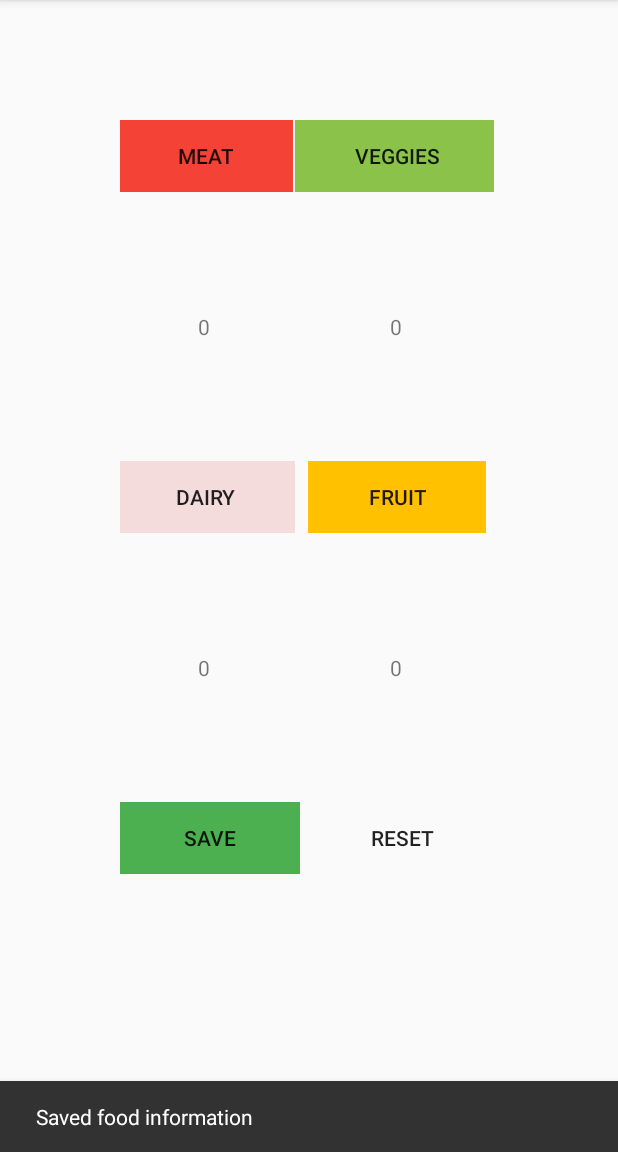
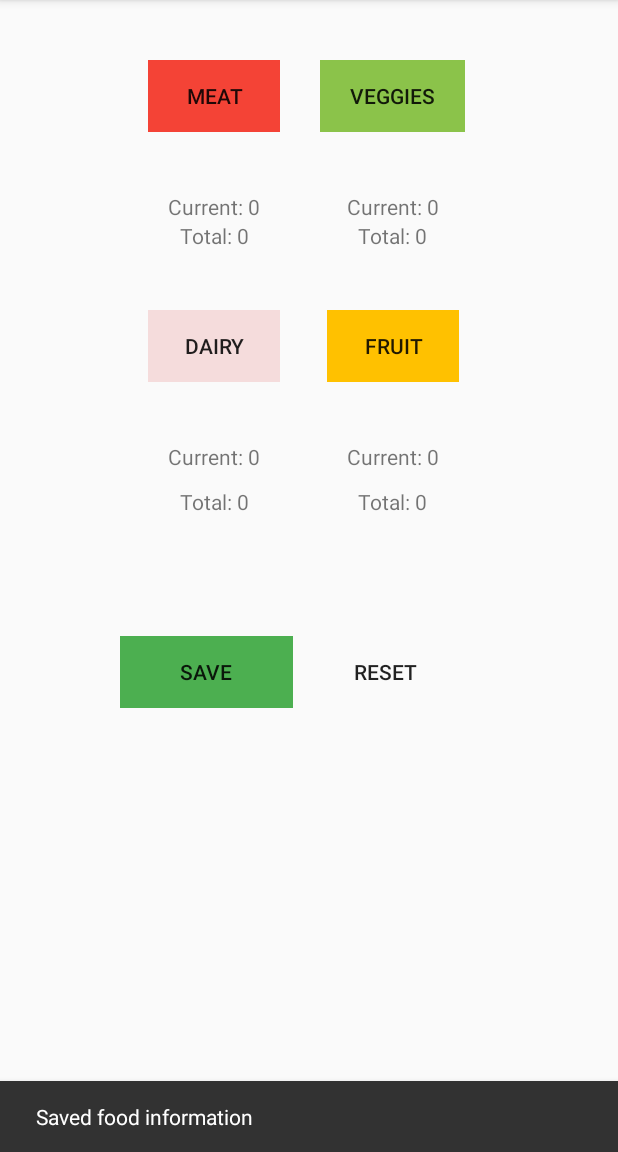
Before and after one commit to schucherta8/DietClash, an Android app: the LetsEat screen opened directly, with no data from a screen before it, after a tap on "SAVE", on a phone screen of 412 x 824 dp, the part 84-1236 px from its top. Run offline under Robolectric (Android 15) with nearby library versions, the phone set to English and light mode, and no system bars; 3 other taps on this screen came first.

Commit message:
Let's eat reads from DB but not correctly.

```diff
--- a/DietClash/app/src/main/java/com/diet/dietclash/LetsEat.java
+++ b/DietClash/app/src/main/java/com/diet/dietclash/LetsEat.java
@@ -19,6 +19,7 @@ import java.util.HashMap;
 
 public class LetsEat extends AppCompatActivity {
 
+    //Current Counts
     private TextView meatText;
     private TextView veggieText;
     private TextView fruitText;
@@ -27,6 +28,16 @@ public class LetsEat extends AppCompatActivity {
     private int veggieCount;
     private int fruitCount;
     private int dairyCount;
+
+    //Total Counts
+    private TextView dbMeatText;
+    private TextView dbVeggieText;
+    private TextView dbFruitText;
+    private TextView dbDairyText;
+    private int dbMeatCount;
+    private int dbVeggieCount;
+    private int dbFruitCount;
+    private int dbDairyCount;
 
     private FoodDBHelper helper;
     private SQLiteDatabase db;
@@ -46,6 +57,12 @@ public class LetsEat extends AppCompatActivity {
         veggieText = findViewById(R.id.currentVeggiesServing);
         fruitText = findViewById(R.id.currentFruitServing);
         dairyText = findViewById(R.id.currentDairyServing);
+
+        dbMeatText = findViewById(R.id.dbMeatServing);
+        dbVeggieText = findViewById(R.id.dbVeggiesServing);
+        dbFruitText = findViewById(R.id.dbFruitServing);
+        dbDairyText = findViewById(R.id.dbDairyServing);
+
         meatCount = veggieCount = fruitCount = dairyCount = 0;
 
         //db
@@ -53,7 +70,7 @@ public class LetsEat extends AppCompatActivity {
         db = helper.getWritableDatabase();
 
         // reading values in db. Leaving for now
-        /*String[] projection = {FoodEntryContract.FoodEntry.COLUMN_NAME_CATEGORY, FoodEntryContract.FoodEntry.COLUMN_NAME_AMOUNT};
+        String[] projection = {FoodEntryContract.FoodEntry.COLUMN_NAME_CATEGORY, FoodEntryContract.FoodEntry.COLUMN_NAME_AMOUNT};
         String[] args = {new SimpleDateFormat("yyyy-MM-dd").format(new Date())};
         Cursor cursor = db.query(FoodEntryContract.FoodEntry.TABLE_NAME, projection, FoodEntryContract.FoodEntry.COLUMN_NAME_DATE+"=?", args, null, null, null);
 
@@ -64,40 +81,58 @@ public class LetsEat extends AppCompatActivity {
                     cursor.getColumnIndexOrThrow(FoodEntryContract.FoodEntry.COLUMN_NAME_AMOUNT));
             switch(category) {
                 case MEAT_CATEGORY:
-                    meatCount = amount;
+                    dbMeatCount = amount;
                     break;
                 case VEGGIE_CATEGORY:
-                    veggieCount = amount;
+                    dbVeggieCount = amount;
                     break;
                 case FRUIT_CATEGORY:
-                    fruitCount = amount;
+                    dbFruitCount = amount;
                     break;
                 case DAIRY_CATEGORY:
-                    dairyCount = amount;
+                    dbDairyCount = amount;
                     break;
             }
 
         }
-        cursor.close();*/
+        cursor.close();
 
         //update text
-        this.updateMeat();
-        this.updateVeggie();
-        this.updateFruit();
-        this.updateDairy();
+        refreshAll();
     }
 
     private void updateMeat() {
-        meatText.setText(String.valueOf(meatCount));
+        String update = "Current: "+String.valueOf(meatCount);
+        meatText.setText(update);
     }
     private void updateVeggie() {
-        veggieText.setText(String.valueOf(veggieCount));
+        String update = "Current: "+String.valueOf(veggieCount);
+        veggieText.setText(update);
     }
     private void updateFruit() {
-        fruitText.setText(String.valueOf(fruitCount));
+        String update = "Current: "+String.valueOf(fruitCount);
+        fruitText.setText(update);
     }
     private void updateDairy() {
-        dairyText.setText(String.valueOf(dairyCount));
+        String update = "Current: "+String.valueOf(dairyCount);
+        dairyText.setText(update);
+    }
+
+    private void updateDbMeat() {
+        String update = "Total: "+String.valueOf(dbMeatCount);
+        dbMeatText.setText(update);
+    }
+    private void updateDbVeggie() {
+        String update = "Total: "+String.valueOf(dbVeggieCount);
+        dbVeggieText.setText(update);
+    }
+    private void updateDbFruit() {
+        String update = "Total: "+String.valueOf(dbFruitCount);
+        dbFruitText.setText(update);
+    }
+    private void updateDbDairy() {
+        String update = "Total: "+String.valueOf(dbDairyCount);
+        dbDairyText.setText(update);
     }
 
     public void AddMeat(View view) {
@@ -184,21 +219,29 @@ public class LetsEat extends AppCompatActivity {
 
 
         meatCount = veggieCount = fruitCount = dairyCount = 0;
-        this.updateMeat();
-        this.updateVeggie();
-        this.updateFruit();
-        this.updateDairy();
+        refreshAll();
         Snackbar.make(view, "Saved food information", Snackbar.LENGTH_LONG)
                 .setAction("Action", null).show();
     }
 
     public void Reset(View view) {
         meatCount = veggieCount = fruitCount = dairyCount = 0;
+        refreshAll();
+        Snackbar.make(view, "Food information reset", Snackbar.LENGTH_LONG)
+                .setAction("Action", null).show();
+    }
+
+    private void refreshAll(){
+        //Current
         this.updateMeat();
         this.updateVeggie();
         this.updateFruit();
         this.updateDairy();
-        Snackbar.make(view, "Food information reset", Snackbar.LENGTH_LONG)
-                .setAction("Action", null).show();
+
+        //Total
+        this.updateDbMeat();
+        this.updateDbVeggie();
+        this.updateDbFruit();
+        this.updateDbDairy();
     }
 }
--- a/DietClash/app/src/main/java/com/diet/dietclash/MainActivity.java
+++ b/DietClash/app/src/main/java/com/diet/dietclash/MainActivity.java
@@ -2,9 +2,6 @@ package com.diet.dietclash;
 
 import android.content.Intent;
 import android.os.Bundle;
-
-import com.google.android.material.floatingactionbutton.FloatingActionButton;
-import com.google.android.material.snackbar.Snackbar;
 
 import androidx.appcompat.app.AppCompatActivity;
 import androidx.appcompat.widget.Toolbar;
--- a/DietClash/app/src/main/res/layout/activity_lets_eat.xml
+++ b/DietClash/app/src/main/res/layout/activity_lets_eat.xml
@@ -14,7 +14,7 @@
             android:layout_width="match_parent"
             android:layout_height="match_parent"
             android:layout_marginHorizontal="50dp"
-            android:layout_marginVertical="50dp"
+            android:layout_marginVertical="10dp"
             android:gravity="center"
             android:padding="30dp">
 
@@ -26,7 +26,7 @@
                 android:layout_gravity="center"
                 android:background="#E91E63"
                 android:backgroundTint="#F44336"
-                android:paddingHorizontal="40dp"
+                android:paddingHorizontal="20dp"
                 android:onClick="AddMeat"
                 android:text="@string/meat" />
 
@@ -39,7 +39,7 @@
                 android:layout_gravity="center"
                 android:background="#4CAF50"
                 android:backgroundTint="#8BC34A"
-                android:paddingHorizontal="40dp"
+                android:paddingHorizontal="20dp"
                 android:onClick="AddVeggie"
                 android:text="@string/veggies" />
         </TableRow>
@@ -67,8 +67,28 @@
         <TableRow
             android:layout_width="match_parent"
             android:layout_height="match_parent"
+            android:gravity="center">
+
+            <TextView
+                android:id="@+id/dbMeatServing"
+                android:layout_width="wrap_content"
+                android:layout_height="match_parent"
+                android:layout_gravity="center"
+                android:text="@string/_0" />
+
+            <TextView
+                android:id="@+id/dbVeggiesServing"
+                android:layout_width="wrap_content"
+                android:layout_height="match_parent"
+                android:layout_gravity="center"
+                android:text="@string/_0" />
+        </TableRow>
+
+        <TableRow
+            android:layout_width="match_parent"
+            android:layout_height="match_parent"
             android:layout_marginHorizontal="50dp"
-            android:layout_marginVertical="50dp"
+            android:layout_marginVertical="10dp"
             android:gravity="center"
             android:padding="30dp">
 
@@ -79,7 +99,7 @@
                 android:layout_height="match_parent"
                 android:layout_gravity="center"
                 android:background="#F5DCDC"
-                android:paddingHorizontal="40dp"
+                android:paddingHorizontal="20dp"
                 android:onClick="AddDairy"
                 android:text="@string/dairy" />
 
@@ -91,7 +111,7 @@
                 android:layout_gravity="center"
                 android:background="#FFE632"
                 android:backgroundTint="#FFC100"
-                android:paddingHorizontal="40dp"
+                android:paddingHorizontal="20dp"
                 android:onClick="AddFruit"
                 android:text="@string/fruit" />
 
@@ -105,12 +125,32 @@
             <TextView
                 android:id="@+id/currentDairyServing"
                 android:layout_width="wrap_content"
+                android:layout_height="30dp"
+                android:layout_gravity="center"
+                android:text="@string/_0" />
+
+            <TextView
+                android:id="@+id/currentFruitServing"
+                android:layout_width="wrap_content"
+                android:layout_height="match_parent"
+                android:layout_gravity="center"
+                android:text="@string/_0" />
+        </TableRow>
+
+        <TableRow
+            android:layout_width="match_parent"
+            android:layout_height="match_parent"
+            android:gravity="center">
+
+            <TextView
+                android:id="@+id/dbDairyServing"
+                android:layout_width="wrap_content"
                 android:layout_height="match_parent"
                 android:layout_gravity="center"
                 android:text="@string/_0" />
 
             <TextView
-                android:id="@+id/currentFruitServing"
+                android:id="@+id/dbFruitServing"
                 android:layout_width="wrap_content"
                 android:layout_height="match_parent"
                 android:layout_gravity="center"
```
